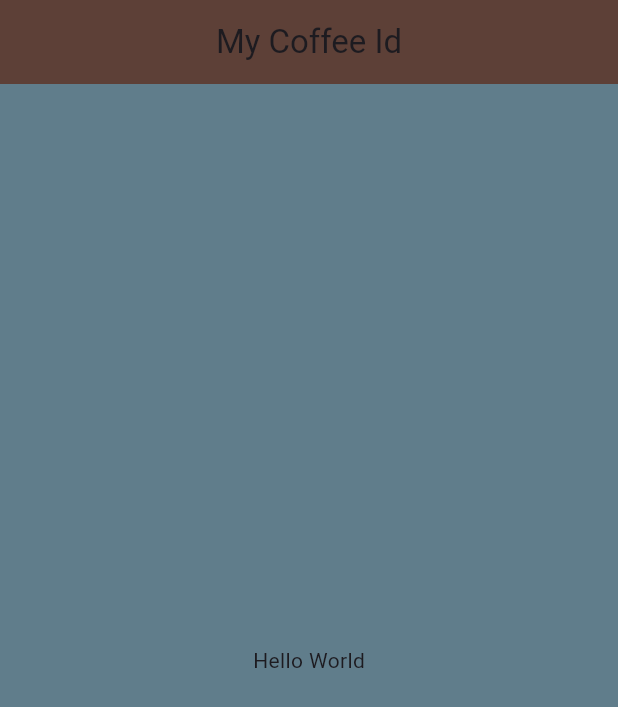
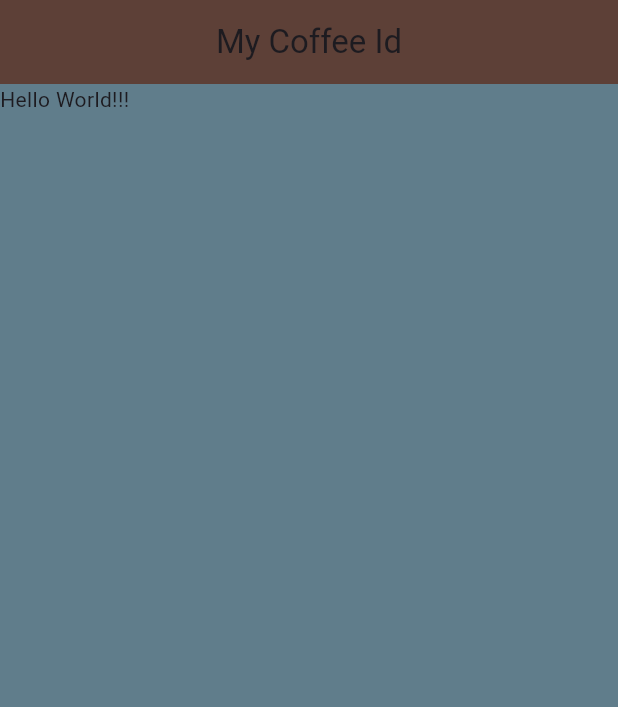
Before and after one commit to mzahalan/FlutterCrashCourse, a Flutter app: the screen it shows after launch, on a phone screen of 412 x 824 dp. Shown: the top 707 px of the screen. Run offline on Flutter 3.47's test engine with Material 3 defaults, Android fonts, the phone set to English and light mode, and no system bars.

Commit message:
Lesson 8 - Hot Reload for Stateless Widget
Replaced the body of Scaffold with a Home stateless widget that then has a text element. Now when we make changes and save it's hot reloaded.

```diff
--- a/coffee_card/lib/main.dart
+++ b/coffee_card/lib/main.dart
@@ -9,9 +9,16 @@ void main() {
         centerTitle: true,
       ),
       backgroundColor: Colors.blueGrey,
-      body: Center(
-        child: const Text("Hello World")
-      ),
+      body: Home(),
     ),
   ));
 }
+
+class Home extends StatelessWidget {
+  const Home({super.key});
+
+  @override
+  Widget build(BuildContext context) {
+    return const Text('Hello World!!!');
+  }
+}
```
